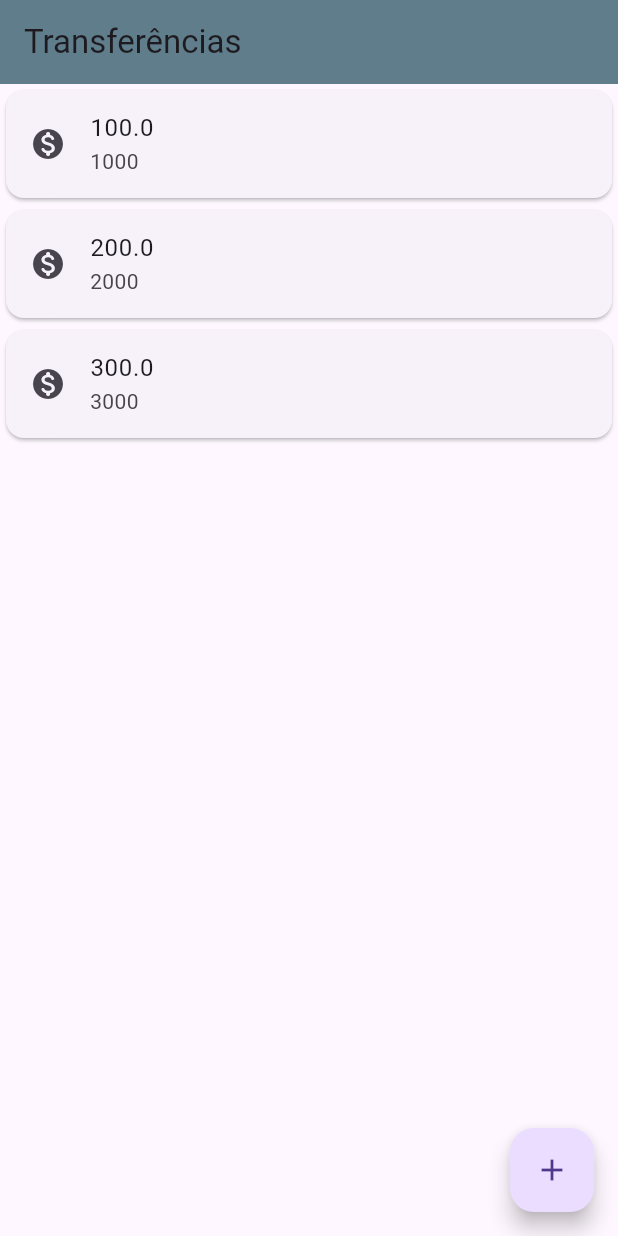
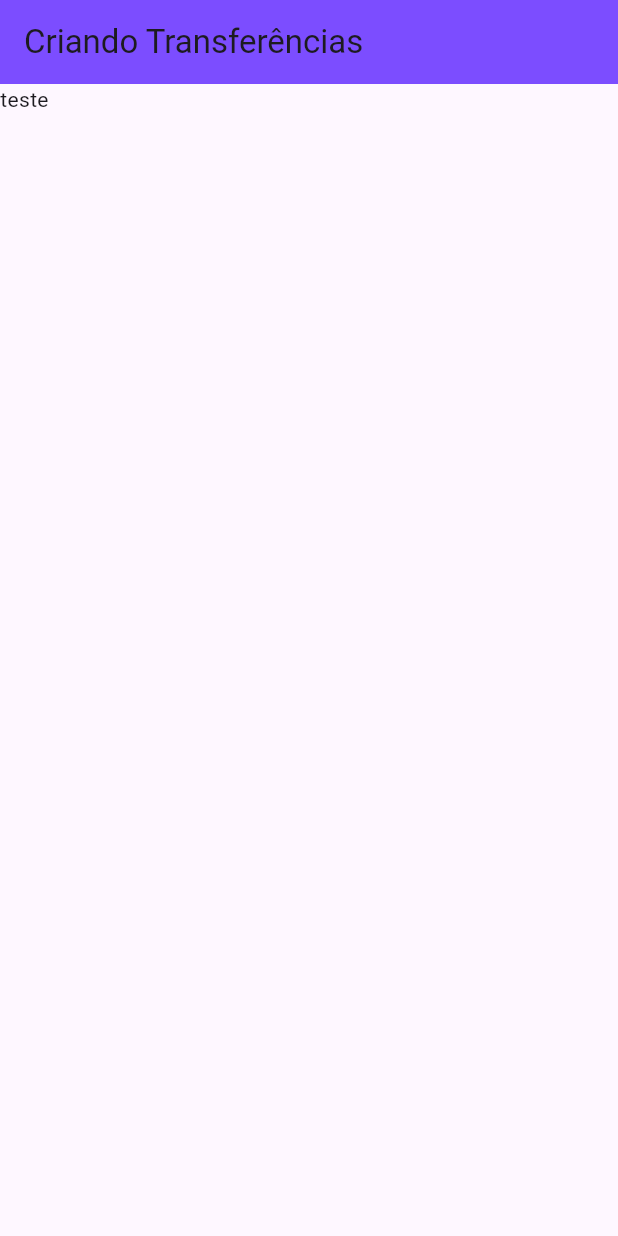
Before and after one commit to fernandojonathan/Curso_flutter_alura, a Flutter app: the screen it shows after launch, on a phone screen of 412 x 824 dp. Run offline on Flutter 3.47's test engine with Material 3 defaults, Android fonts, the light colour scheme and no system bars.

Commit message:
conhecendo o hotreload

```diff
--- a/curso_alura/lib/main.dart
+++ b/curso_alura/lib/main.dart
@@ -1,42 +1,52 @@
 import 'package:flutter/material.dart';
 
-void main() {
-  runApp(MaterialApp(
-    home: Scaffold(
-      body:
+void main() => runApp(BytebankApp());
 
-        ListaTransferencias(),
+class BytebankApp extends StatelessWidget {
+  @override
+  Widget build(BuildContext context) {
+    return MaterialApp(home: Scaffold(body: FormularioTransferencia()));
+  }
+}
 
+class FormularioTransferencia extends StatelessWidget {
+  @override
+  Widget build(BuildContext context) {
+    return Scaffold(
+      appBar: AppBar(
+        title: Text('Criando Transferências'),
+        backgroundColor: Colors.deepPurpleAccent,
+      ),
+      body: Text('teste'),
+    );
+  }
+}
+
+class ListaTransferencias extends StatelessWidget {
+  @override
+  Widget build(BuildContext context) {
+    return Scaffold(
       appBar: AppBar(
         backgroundColor: Colors.blueGrey,
         title: Text('Transferências'),
+      ),
+      body: Column(
+        children: <Widget>[
+          ItemTransferencia(Transferencia(100.0, 1000)),
+          ItemTransferencia(Transferencia(200.0, 2000)),
+          ItemTransferencia(Transferencia(300.0, 3000)),
+        ],
       ),
       floatingActionButton: FloatingActionButton(
         child: Icon(Icons.add),
         onPressed: () {},
       ),
-    ),
-  ));
-}
-
-class ListaTransferencias extends StatelessWidget {
-  @override
-  Widget build(BuildContext context) {
-    return Column(
-      children: <Widget>[
-        ItemTransferencia(Transferencia(100.0,1000)),
-        ItemTransferencia(Transferencia(200.0,2000)),
-        ItemTransferencia(Transferencia(300.0,3000)),
-
-      ],
     );
   }
 }
 
 class ItemTransferencia extends StatelessWidget {
-
   final Transferencia _transferencia;
-
   ItemTransferencia(this._transferencia);
 
   @override
@@ -54,6 +64,5 @@
 class Transferencia {
   final double valor;
   final int numeroConta;
-
   Transferencia(this.valor, this.numeroConta);
 }
```
Lines whose indentation alone changed are shown as unchanged.
